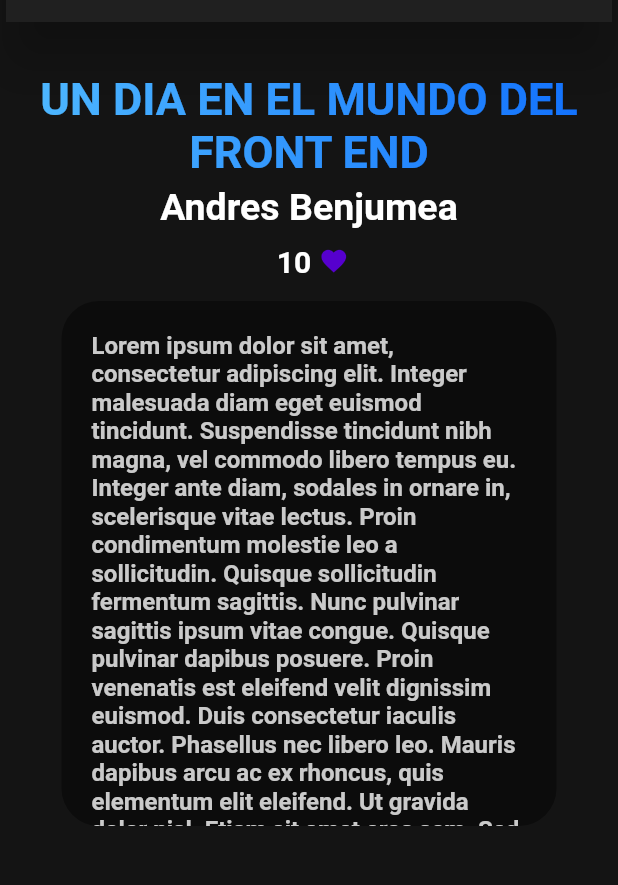
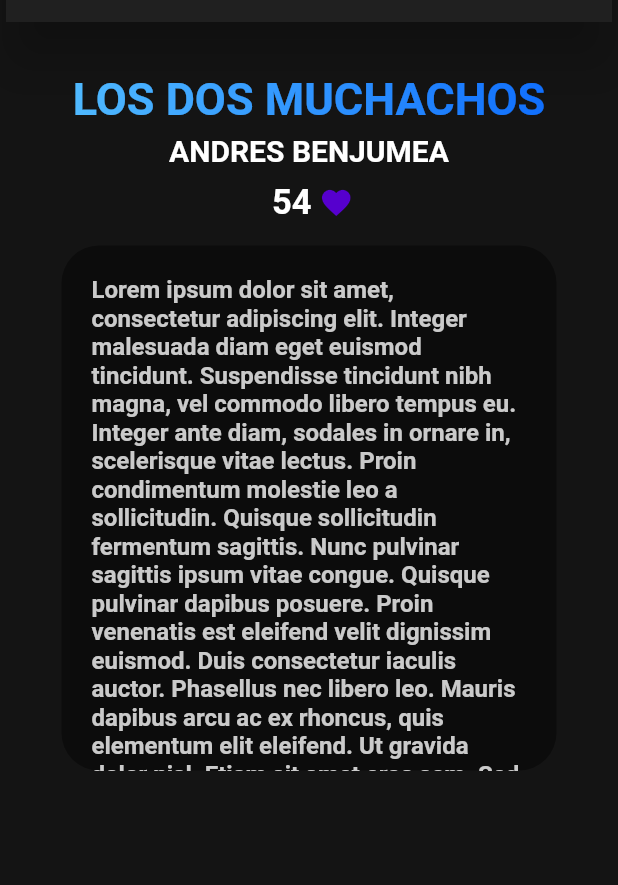
Before and after one commit to JuanA1525/Story_Maker, a Flutter app: the losdosmuchachos screen opened directly, on a phone screen of 412 x 824 dp, the part 104-989 px from its top. Run offline on Flutter 3.47's test engine with Material 2 defaults, Android fonts, the phone set to English and light mode, and no system bars.

Commit message:
feat: the remaining modules were completed

```diff
--- a/lib/losdosmuchachos.dart
+++ b/lib/losdosmuchachos.dart
@@ -90,7 +90,7 @@ class losdosmuchachos extends StatelessWidget {
                         Padding(
                             padding: EdgeInsets.fromLTRB(10, 30, 10, 0),
                             child: GradientText(
-                              text: "UN DIA EN EL MUNDO DEL FRONT END",
+                              text: "LOS DOS MUCHACHOS",
                               gradient: LinearGradient(
                                 colors: [
                                   Color(0xFF4FB9FF),
@@ -112,9 +112,9 @@ class losdosmuchachos extends StatelessWidget {
                                 Padding(
                                   padding: EdgeInsets.all(5),
                                   child: Text(
-                                    "Andres Benjumea",
+                                    "ANDRES BENJUMEA",
                                     style: TextStyle(
-                                        fontSize: 25,
+                                        fontSize: 20,
                                         color: Color(0xffFFFFFF),
                                         fontWeight: FontWeight.bold),
                                   ),
@@ -129,9 +129,9 @@ class losdosmuchachos extends StatelessWidget {
                                 Padding(
                                   padding: EdgeInsets.all(5),
                                   child: Text(
-                                    "10",
+                                    "54",
                                     style: TextStyle(
-                                        fontSize: 20,
+                                        fontSize: 23,
                                         color: Color(0xffFFFFFF),
                                         fontWeight: FontWeight.bold),
                                   ),
@@ -139,7 +139,7 @@ class losdosmuchachos extends StatelessWidget {
                                 Icon(
                                   Icons.favorite,
                                   color: Color.fromARGB(255, 86, 0, 206),
-                                  size: 20,
+                                  size: 23,
                                 )
                               ],
                             )),
--- a/lib/user_page.dart
+++ b/lib/user_page.dart
@@ -178,7 +178,7 @@ class user_page extends StatelessWidget {
                           ),
                         ),
                         Text(
-                          "ANDRES BENJUMEA",
+                          "JUAN PORRAS",
                           textAlign: TextAlign.center,
                           style: TextStyle(
                             fontSize: 14,
```
Also changed, not shown: lib/flutterpararookies.dart (+6 -6 lines), lib/undiaenelmundodelfront.dart (+5 -5 lines).
